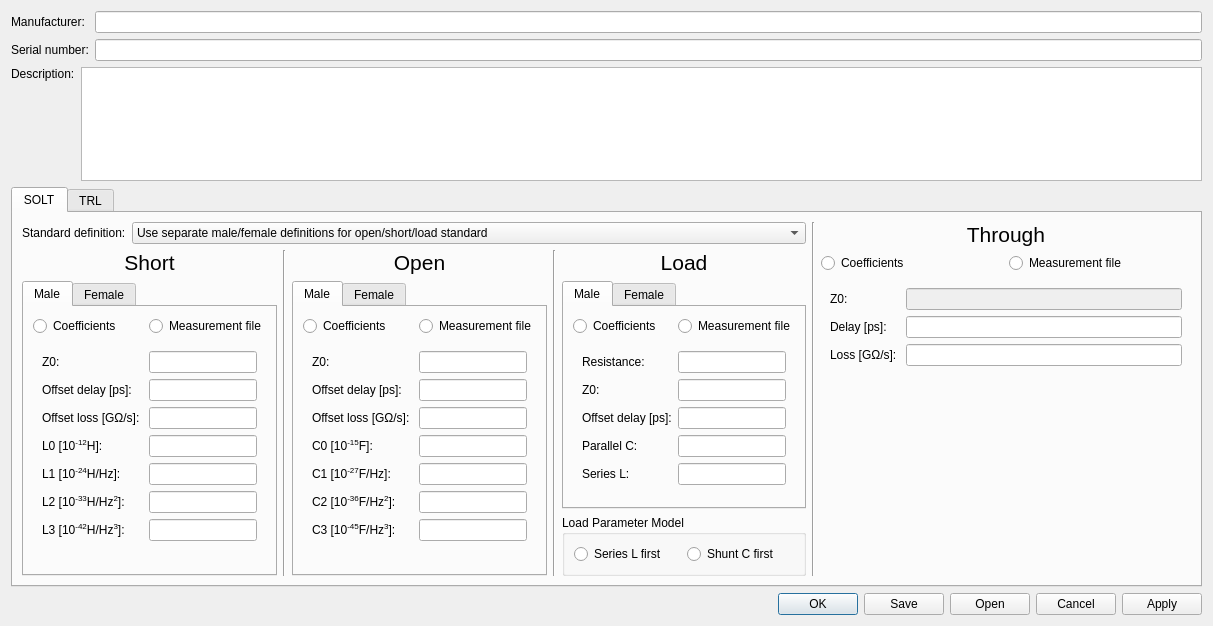
This is Software/PC_Application/Calibration/calkitdialog.ui in jankae/LibreVNA as Qt 5 draws it before an edit. The edited form follows.
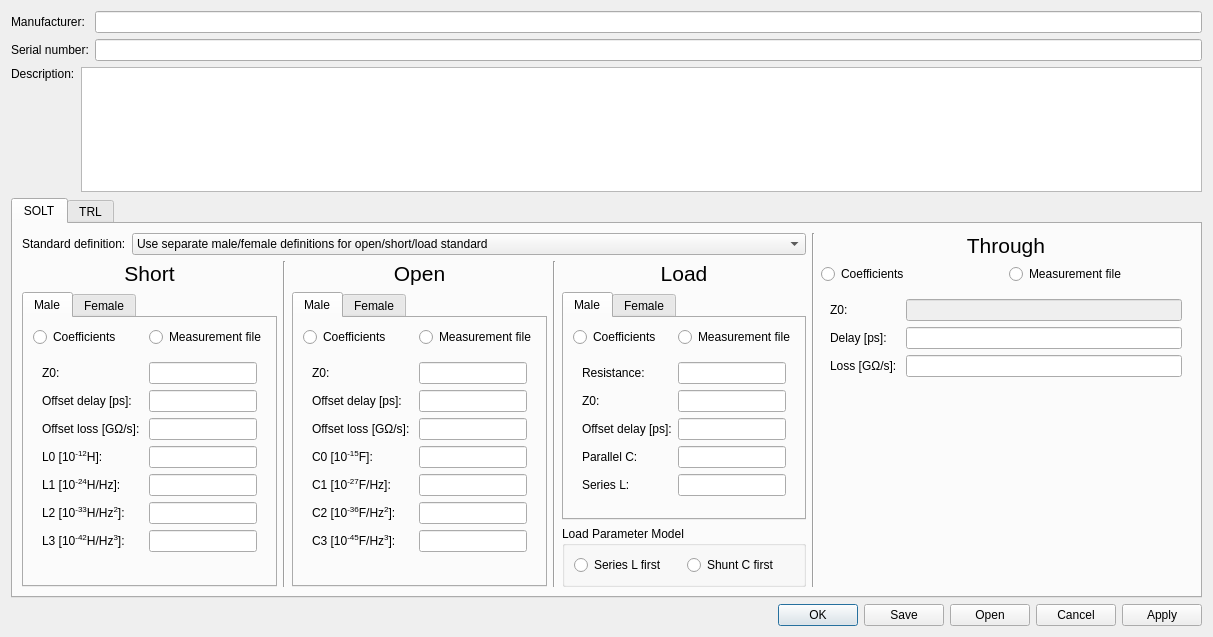
This is the edited form. Custom widgets are drawn as their Qt base class.

Patch:
```diff
--- a/Software/PC_Application/Calibration/calkitdialog.ui
+++ b/Software/PC_Application/Calibration/calkitdialog.ui
@@ -10,7 +10,7 @@
     <x>0</x>
     <y>0</y>
     <width>1213</width>
-    <height>626</height>
+    <height>637</height>
    </rect>
   </property>
   <property name="sizePolicy">
```
Left out of the diff: 8 changed lines with no effect on the pictures.
